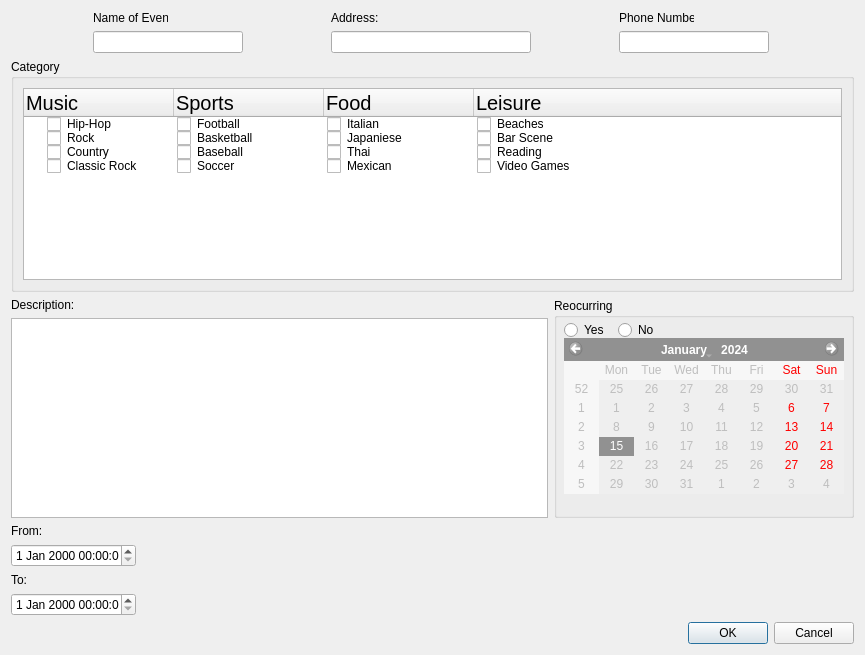
First picture: the form in src/web-app/eventpopup.ui, repository Aesylwinn/software-engineering, before the edit.
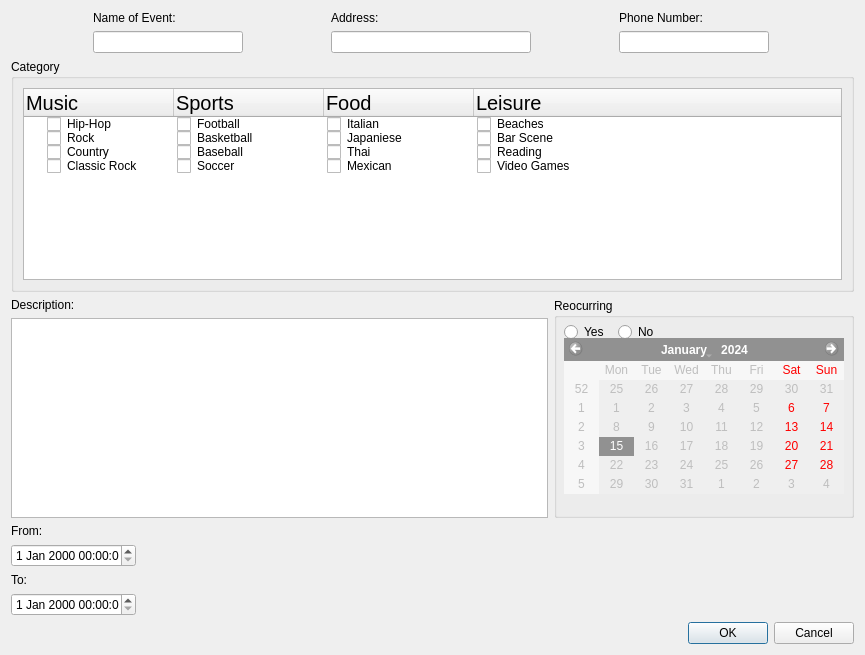
Second picture: the form after the edit.

Patch:
```diff
--- a/src/web-app/eventpopup.ui
+++ b/src/web-app/eventpopup.ui
@@ -22,7 +22,7 @@
         <widget class="QLabel" name="eventName">
          <property name="maximumSize">
           <size>
-           <width>75</width>
+           <width>150</width>
            <height>16777215</height>
           </size>
          </property>
@@ -49,7 +49,7 @@
         <widget class="QLabel" name="eventAddress">
          <property name="maximumSize">
           <size>
-           <width>75</width>
+           <width>150</width>
            <height>16777215</height>
           </size>
          </property>
@@ -76,7 +76,7 @@
         <widget class="QLabel" name="eventPhone">
          <property name="maximumSize">
           <size>
-           <width>75</width>
+           <width>150</width>
            <height>16777215</height>
           </size>
          </property>
@@ -306,7 +306,7 @@
             <x>10</x>
             <y>20</y>
             <width>102</width>
-            <height>24</height>
+            <height>28</height>
            </rect>
           </property>
           <layout class="QHBoxLayout" name="horizontalLayout">
```
Left out of the diff: 4 changed lines with no effect on the pictures.
